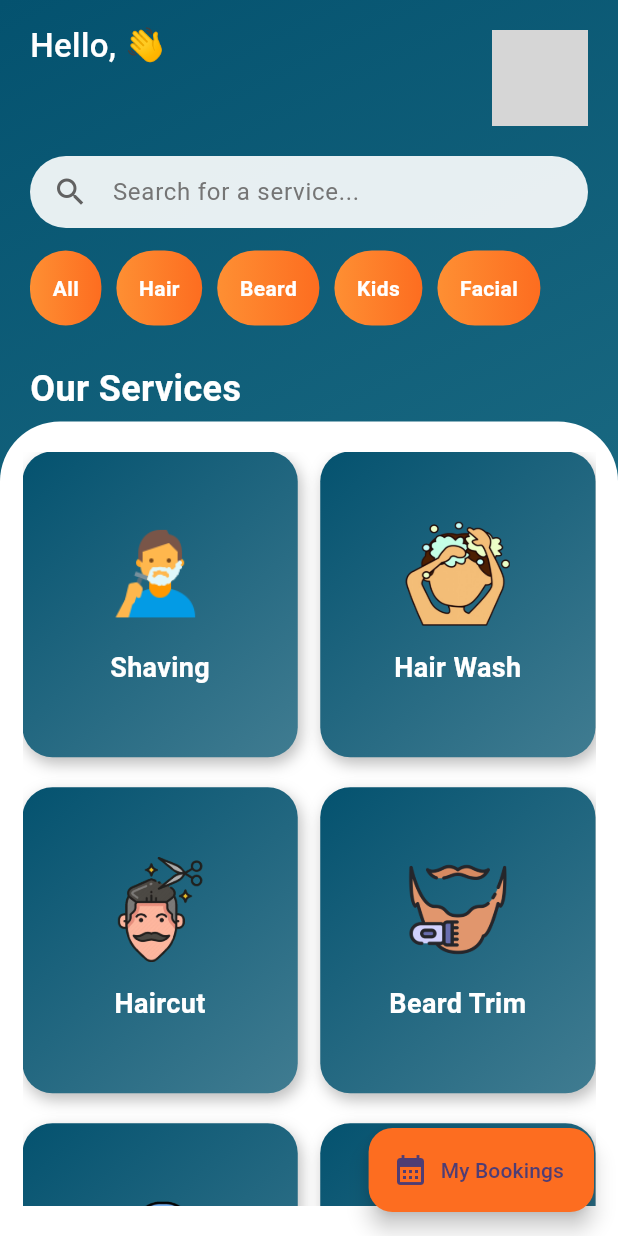
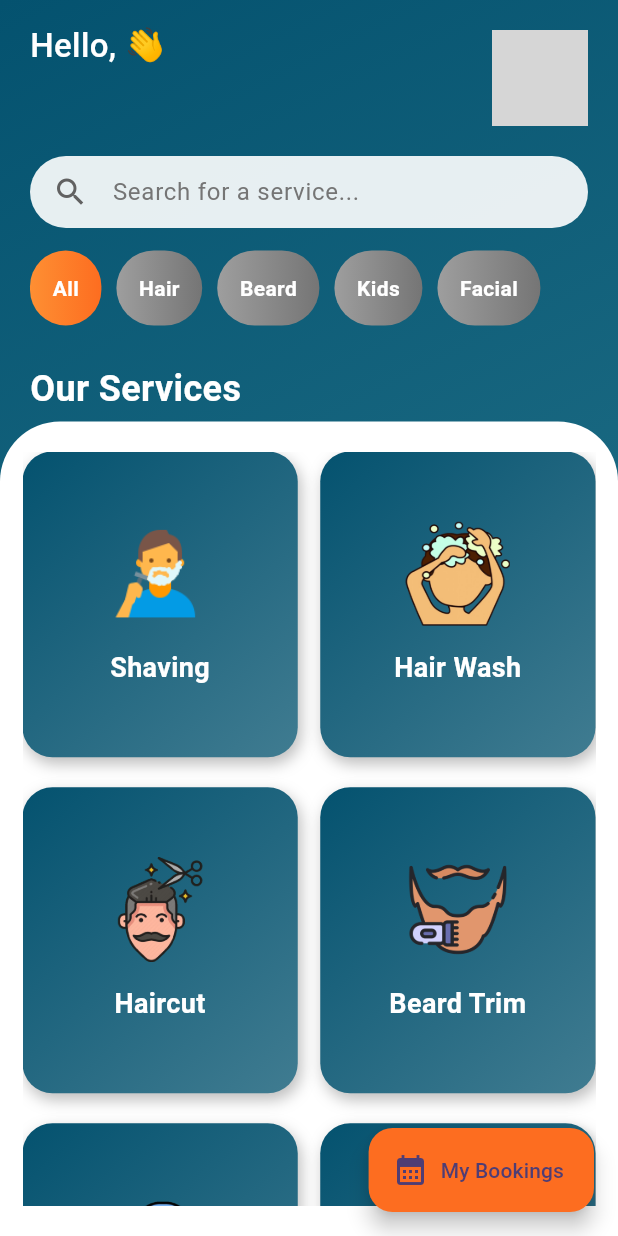
Before and after one commit to tusharkale1504/VK-Shop, a Flutter app: the Home screen opened directly, on a phone screen of 412 x 824 dp. Run offline on Flutter 3.47's test engine with Material 3 defaults, Android fonts, the phone set to English and light mode, and no system bars; our stand-ins replace cloud_firestore, firebase_auth, firebase_core, random_string, shared_preferences; missing offline and left inert: flutter_recaptcha_v2_compat; accounts and stored records are empty; grey boxes are pictures that could not be loaded.

Commit message:
Added changes

```diff
--- a/lib/pages/home.dart
+++ b/lib/pages/home.dart
@@ -14,33 +14,45 @@ class _HomeState extends State<Home> {
   String? name, image;
   final TextEditingController _searchController = TextEditingController();
 
+  // Selected category
+  String selectedCategory = "All";
+
+  // Services with categories
+  final List<Map<String, String>> services = [
+    {"title": "Shaving", "image": "images/shaving.png", "category": "Beard"},
+    {"title": "Hair Wash", "image": "images/hair.png", "category": "Hair"},
+    {"title": "Haircut", "image": "images/cutting.png", "category": "Hair"},
+    {"title": "Beard Trim", "image": "images/beard.png", "category": "Beard"},
+    {"title": "Facial Care", "image": "images/facials.png", "category": "Facial"},
+    {"title": "Kids' Haircut", "image": "images/kids.png", "category": "Kids"},
+  ];
+
   getthedatafromsharedpref() async {
     name = await SharedpreferenceHelper().getUserName();
     image = await SharedpreferenceHelper().getUserImage();
     setState(() {});
   }
 
-  getontheload() async {
-    await getthedatafromsharedpref();
-    setState(() {});
-  }
-
   @override
   void initState() {
-    getontheload();
+    getthedatafromsharedpref();
     super.initState();
   }
 
   @override
   Widget build(BuildContext context) {
-    final services = [
-      {"title": "Shaving", "image": "images/shaving.png"},
-      {"title": "Hair Wash", "image": "images/hair.png"},
-      {"title": "Haircut", "image": "images/cutting.png"},
-      {"title": "Beard Trim", "image": "images/beard.png"},
-      {"title": "Facial Care", "image": "images/facials.png"},
-      {"title": "Kids' Haircut", "image": "images/kids.png"},
-    ];
+    // Filter services based on search text and category
+    final filteredServices = services.where((service) {
+      final matchesSearch = _searchController.text.isEmpty ||
+          service["title"]!
+              .toLowerCase()
+              .contains(_searchController.text.toLowerCase());
+
+      final matchesCategory =
+          selectedCategory == "All" || service["category"] == selectedCategory;
+
+      return matchesSearch && matchesCategory;
+    }).toList();
 
     return SafeArea(
       child: Scaffold(
@@ -52,7 +64,6 @@ class _HomeState extends State<Home> {
               end: Alignment.bottomRight,
             ),
           ),
-          child: SafeArea(
           child: Column(
             crossAxisAlignment: CrossAxisAlignment.start,
             children: [
@@ -73,10 +84,7 @@ class _HomeState extends State<Home> {
                                     color: Colors.white,
                                     fontSize: 22,
                                     fontWeight: FontWeight.w500)),
-                              Text("👋",
-                                  style: TextStyle(
-                                    fontSize: 22,
-                                  )),
+                            Text("👋", style: TextStyle(fontSize: 22)),
                           ],
                         ),
                         SizedBox(height: 5),
@@ -96,6 +104,7 @@ class _HomeState extends State<Home> {
                   ],
                 ),
               ),
+
               // Search Bar
               Padding(
                 padding: const EdgeInsets.symmetric(horizontal: 20.0),
@@ -119,6 +128,7 @@ class _HomeState extends State<Home> {
                   ),
                 ),
               ),
+
               SizedBox(height: 15),
 
               // Categories (Horizontal Scroll)
@@ -165,7 +175,7 @@ class _HomeState extends State<Home> {
                   ),
                   child: GridView.builder(
                     physics: BouncingScrollPhysics(),
-                      itemCount: services.length,
+                    itemCount: filteredServices.length,
                     gridDelegate: SliverGridDelegateWithFixedCrossAxisCount(
                       crossAxisCount: 2,
                       crossAxisSpacing: 15,
@@ -173,19 +183,14 @@ class _HomeState extends State<Home> {
                       childAspectRatio: 0.9,
                     ),
                     itemBuilder: (context, index) {
-                        String serviceName = services[index]["title"]!;
-                        if (_searchController.text.isNotEmpty &&
-                            !serviceName.toLowerCase().contains(
-                                _searchController.text.toLowerCase())) {
-                          return SizedBox.shrink();
-                        }
+                      final service = filteredServices[index];
                       return GestureDetector(
                         onTap: () {
                           Navigator.push(
                             context,
                             MaterialPageRoute(
                               builder: (context) =>
-                                    Booking(service: serviceName),
+                                  Booking(service: service["title"]!),
                             ),
                           );
                         },
@@ -210,14 +215,14 @@ class _HomeState extends State<Home> {
                             mainAxisAlignment: MainAxisAlignment.center,
                             children: [
                               Image.asset(
-                                  services[index]["image"]!,
+                                service["image"]!,
                                 height: 70,
                                 width: 70,
                                 fit: BoxFit.cover,
                               ),
                               SizedBox(height: 15),
                               Text(
-                                  serviceName,
+                                service["title"]!,
                                 textAlign: TextAlign.center,
                                 style: TextStyle(
                                   color: Colors.white,
@@ -236,41 +241,50 @@ class _HomeState extends State<Home> {
             ],
           ),
         ),
-        ),
         // Floating Action Button for My Bookings
         floatingActionButton: FloatingActionButton.extended(
           backgroundColor: Color(0xFFfd6d20),
           icon: Icon(Icons.calendar_month),
           label: Text("My Bookings"),
           onPressed: () {
-
             Navigator.push(
               context,
               MaterialPageRoute(
                 builder: (context) => MyBookings(),
               ),
             );
-
           },
         ),
       ),
     );
   }
 
+  // Category Chip Widget
   Widget _buildCategoryChip(String label) {
-    return Container(
+    final isSelected = selectedCategory == label;
+    return GestureDetector(
+      onTap: () {
+        setState(() {
+          selectedCategory = label;
+        });
+      },
+      child: Container(
         margin: EdgeInsets.only(right: 10),
         padding: EdgeInsets.symmetric(horizontal: 15, vertical: 10),
         decoration: BoxDecoration(
-        gradient: LinearGradient(
-          colors: [Color(0xFFfe8f33), Color(0xFFfd6d20)],
-        ),
+          gradient: isSelected
+              ? LinearGradient(colors: [Color(0xFFfe8f33), Color(0xFFfd6d20)])
+              : LinearGradient(colors: [Colors.grey, Colors.grey.shade600]),
           borderRadius: BorderRadius.circular(25),
         ),
         child: Center(
           child: Text(
             label,
-          style: TextStyle(color: Colors.white, fontWeight: FontWeight.bold),
+            style: TextStyle(
+              color: Colors.white,
+              fontWeight: FontWeight.bold,
+            ),
+          ),
         ),
       ),
     );
--- a/lib/pages/my_bookings.dart
+++ b/lib/pages/my_bookings.dart
@@ -41,7 +41,7 @@ class _MyBookingsState extends State<MyBookings> {
 
   try {
     Query query = FirebaseFirestore.instance
-        .collection("Bookings")
+        .collection("Booking")
         .where("email", isEqualTo: userEmail);
 
     try {
```
Lines whose indentation alone changed are shown as unchanged.
